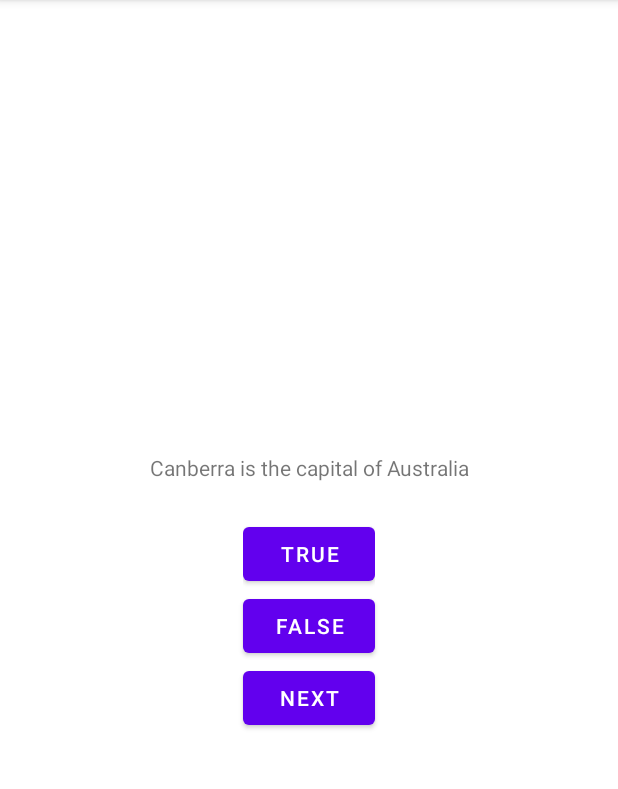
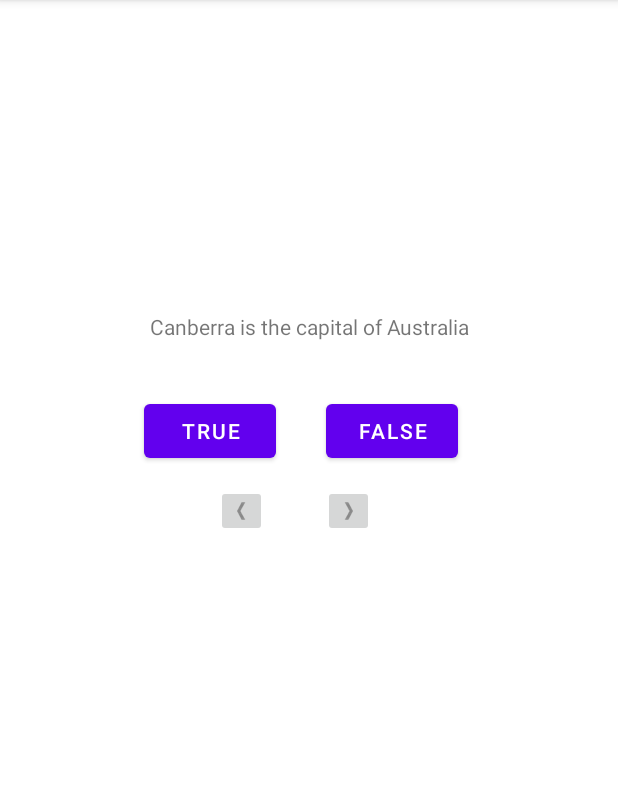
Before and after one commit to Shur-a/firstgit, an Android app: the screen it shows after launch (MainActivity), on a phone screen of 412 x 824 dp, the part 84-873 px from its top. Run offline under Robolectric (Android 15) with nearby library versions, the phone set to English and light mode, and no system bars.

Commit message:
third_part

```diff
--- a/app/src/main/java/com/example/trygit/MainActivity.kt
+++ b/app/src/main/java/com/example/trygit/MainActivity.kt
@@ -4,13 +4,15 @@ import androidx.appcompat.app.AppCompatActivity
 import android.os.Bundle
 import android.view.View
 import android.widget.Button
+import android.widget.ImageButton
 import android.widget.TextView
 import android.widget.Toast
 
 class MainActivity : AppCompatActivity() {
     private lateinit var trueButton:Button
     private lateinit var fasleButton:Button
-    private lateinit var  nextButton:Button
+    private lateinit var  nextButton:ImageButton
+    private lateinit var  prevButton:ImageButton
     private  lateinit var  questionTextView: TextView
     private val questionBank= listOf(
         Questions(R.string.text1,true),
@@ -27,6 +29,8 @@ class MainActivity : AppCompatActivity() {
         trueButton = findViewById(R.id.tru)
         fasleButton = findViewById(R.id.fals)
         nextButton=findViewById(R.id.next_button)
+        prevButton=findViewById(R.id.prev_button)
+
         questionTextView=findViewById((R.id.question_text_view))
         trueButton.setOnClickListener{ view: View ->
         Toast.makeText(
@@ -51,5 +55,13 @@ class MainActivity : AppCompatActivity() {
             currentIndex=(currentIndex + 1)% questionBank.size
             updateQuestion()
         }
+        prevButton.setOnClickListener {
+            currentIndex = if (currentIndex>0){
+                (currentIndex - 1)
+            } else {
+                questionBank.size-1
+            }
+            updateQuestion()
+        }
     }
 }
--- a/app/src/main/res/layout/activity_main.xml
+++ b/app/src/main/res/layout/activity_main.xml
@@ -1,48 +1,75 @@
 <?xml version="1.0" encoding="utf-8"?>
-<LinearLayout
+<androidx.constraintlayout.widget.ConstraintLayout
     xmlns:android="http://schemas.android.com/apk/res/android"
+    xmlns:app="http://schemas.android.com/apk/res-auto"
     xmlns:tools="http://schemas.android.com/tools"
     android:layout_width="match_parent"
     android:layout_height="match_parent"
     android:gravity="center"
     android:orientation="vertical"
 
+
     >
+
 
     <TextView
         android:id="@+id/question_text_view"
         android:layout_width="wrap_content"
         android:layout_height="wrap_content"
+        android:layout_marginTop="184dp"
         android:gravity="center"
         android:padding="24dp"
-        tools:text="@string/text1"
-        />
-    <LinearLayout
+        app:layout_constraintEnd_toEndOf="parent"
+        app:layout_constraintStart_toStartOf="parent"
+        app:layout_constraintTop_toTopOf="parent"
+        tools:text="@string/text1" />
+
+
+    <Button
+        android:id="@+id/tru"
         android:layout_width="wrap_content"
-        android:layout_height="wrap_content">
-
-        <Button
-            android:id="@+id/tru"
-            android:layout_width="wrap_content"
-            android:layout_height="wrap_content"
-            android:text="@string/tru" />
-
-    </LinearLayout>
-    <LinearLayout
-        android:layout_width="wrap_content"
-        android:layout_height="wrap_content">
-
-    </LinearLayout>
+        android:layout_height="wrap_content"
+        android:layout_marginTop="12dp"
+        android:text="@string/tru"
+        app:layout_constraintEnd_toEndOf="parent"
+        app:layout_constraintHorizontal_bias="0.297"
+        app:layout_constraintStart_toStartOf="parent"
+        app:layout_constraintTop_toBottomOf="@+id/question_text_view" />
 
     <Button
         android:id="@+id/fals"
         android:layout_width="wrap_content"
         android:layout_height="wrap_content"
-        android:text="@string/fals" />
+        android:layout_marginTop="12dp"
+        android:text="@string/fals"
+        app:layout_constraintEnd_toEndOf="parent"
+        app:layout_constraintHorizontal_bias="0.671"
+        app:layout_constraintStart_toStartOf="parent"
+        app:layout_constraintTop_toBottomOf="@+id/question_text_view" />
 
-    <Button
+
+    <ImageButton
         android:id="@+id/next_button"
         android:layout_width="wrap_content"
         android:layout_height="wrap_content"
-        android:text="@string/next_button" />
-</LinearLayout>
+        android:layout_marginTop="12dp"
+        android:src="@drawable/arrow_right"
+        app:layout_constraintEnd_toEndOf="parent"
+        app:layout_constraintHorizontal_bias="0.186"
+        app:layout_constraintStart_toEndOf="@+id/prev_button"
+        app:layout_constraintTop_toBottomOf="@+id/fals"
+        tools:ignore="SpeakableTextPresentCheck,SpeakableTextPresentCheck,SpeakableTextPresentCheck,TouchTargetSizeCheck,TouchTargetSizeCheck,ImageContrastCheck,ImageContrastCheck" />
+
+    <ImageButton
+        android:id="@+id/prev_button"
+        android:layout_width="wrap_content"
+        android:layout_height="wrap_content"
+        android:layout_marginStart="144dp"
+        android:layout_marginTop="12dp"
+        android:src="@drawable/arrow_left"
+        app:layout_constraintStart_toStartOf="parent"
+        app:layout_constraintTop_toBottomOf="@+id/tru"
+        tools:ignore="TouchTargetSizeCheck,TouchTargetSizeCheck,SpeakableTextPresentCheck,SpeakableTextPresentCheck" />
+
+
+</androidx.constraintlayout.widget.ConstraintLayout>
--- /dev/null
+++ b/app/src/main/res/values/ids.xml
@@ -0,0 +1,4 @@
+<?xml version="1.0" encoding="utf-8"?>
+<resources>
+    <item name="prev_button" type="id" />
+</resources>
--- a/app/src/main/res/values/strings.xml
+++ b/app/src/main/res/values/strings.xml
@@ -11,6 +11,7 @@
     <string name="question_americas">The Amazon River is the longest river in the Americas.</string>
     <string name="question_asia">Lake Baikal is the world\'s oldest and deepest freshwater lake.</string>
     <string name="next_button">Next</string>
+    <string name="prev_button">prev</string>
 
 
 </resources>
```
Also changed, not shown: app/src/main/res/drawable-hdpi/arrow_left.png (added), app/src/main/res/drawable-hdpi/arrow_right.png (added), app/src/main/res/drawable-mdpi/arrow_left.png (added), app/src/main/res/drawable-mdpi/arrow_right.png (added), app/src/main/res/drawable-xhdpi/arrow_left.png (added), app/src/main/res/drawable-xhdpi/arrow_right.png (added), app/src/main/res/drawable-xxhdpi/arrow_left.png (added), app/src/main/res/drawable-xxhdpi/arrow_right.png (added), app/src/main/res/drawable-xxxhdpi/arrow_left.png (added), app/src/main/res/drawable-xxxhdpi/arrow_right.png (added).
